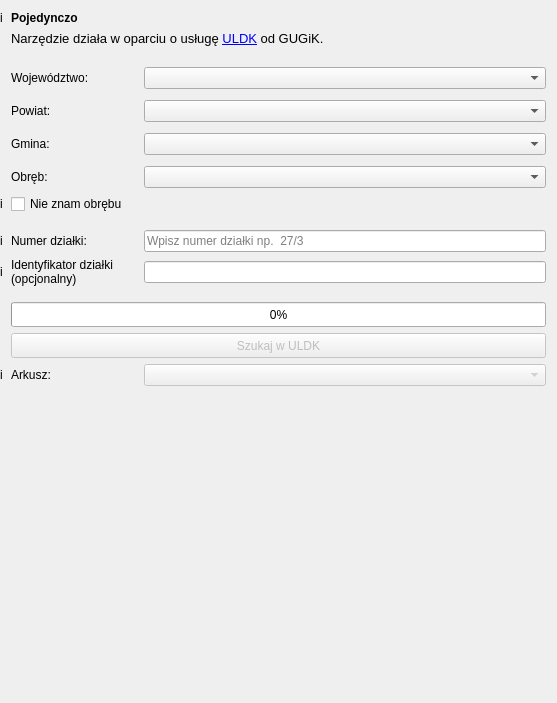
Qt form gissupport_plugin/modules/uldk/modules/teryt_search/main_base.ui (gis-support/gis-support-plugin) before a commit.
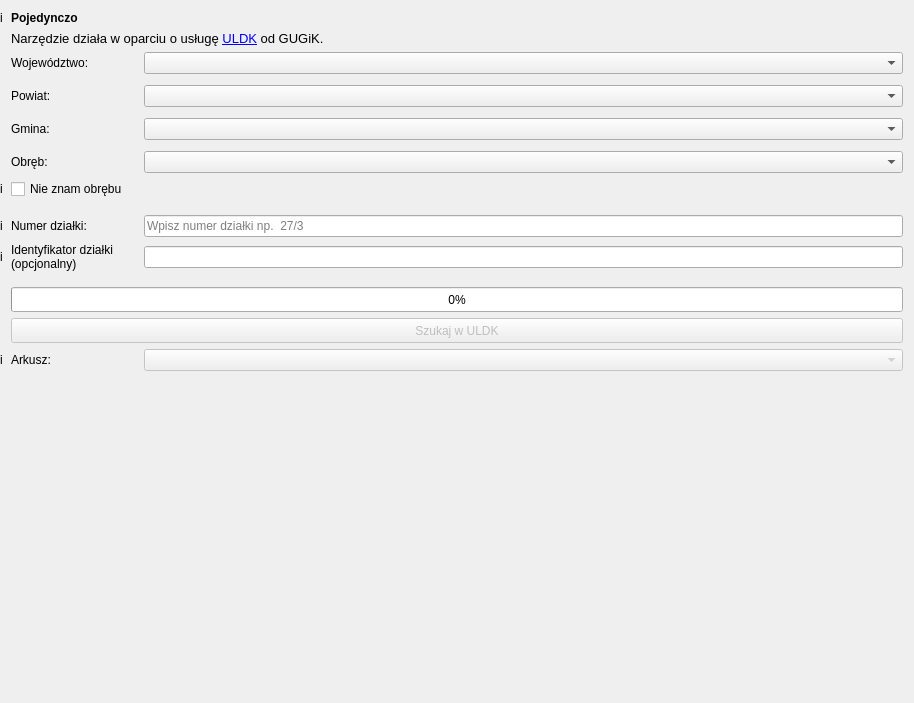
The same form after that commit.

```diff
--- a/gissupport_plugin/modules/uldk/modules/teryt_search/main_base.ui
+++ b/gissupport_plugin/modules/uldk/modules/teryt_search/main_base.ui
@@ -6,7 +6,7 @@
    <rect>
     <x>0</x>
     <y>0</y>
-    <width>557</width>
+    <width>914</width>
     <height>703</height>
    </rect>
   </property>
@@ -40,46 +40,7 @@
      <property name="horizontalSpacing">
       <number>8</number>
      </property>
-     <item row="14" column="1">
-      <widget class="QLabel" name="label_teryt">
-       <property name="maximumSize">
-        <size>
-         <width>16777215</width>
-         <height>16777215</height>
-        </size>
-       </property>
-       <property name="text">
-        <string>Numer działki:</string>
-       </property>
-      </widget>
-     </item>
-     <item row="7" column="1">
-      <spacer name="verticalSpacer_6">
-       <property name="orientation">
-        <enum>Qt::Vertical</enum>
-       </property>
-       <property name="sizeType">
-        <enum>QSizePolicy::Minimum</enum>
-       </property>
-       <property name="sizeHint" stdset="0">
-        <size>
-         <width>20</width>
-         <height>5</height>
-        </size>
-       </property>
-      </spacer>
-     </item>
-     <item row="6" column="3">
-      <widget class="QComboBox" name="combobox_county">
-       <property name="minimumSize">
-        <size>
-         <width>65</width>
-         <height>0</height>
-        </size>
-       </property>
-      </widget>
-     </item>
-     <item row="8" column="3">
+     <item row="7" column="3">
       <widget class="QComboBox" name="combobox_municipality">
        <property name="minimumSize">
         <size>
@@ -89,7 +50,54 @@
        </property>
       </widget>
      </item>
-     <item row="8" column="1">
+     <item row="16" column="1" colspan="3">
+      <widget class="QProgressBar" name="progress_bar_precinct_unknown">
+       <property name="sizePolicy">
+        <sizepolicy hsizetype="Expanding" vsizetype="Maximum">
+         <horstretch>0</horstretch>
+         <verstretch>0</verstretch>
+        </sizepolicy>
+       </property>
+       <property name="minimumSize">
+        <size>
+         <width>65</width>
+         <height>25</height>
+        </size>
+       </property>
+       <property name="maximumSize">
+        <size>
+         <width>16777215</width>
+         <height>25</height>
+        </size>
+       </property>
+       <property name="value">
+        <number>0</number>
+       </property>
+       <property name="textVisible">
+        <bool>true</bool>
+       </property>
+      </widget>
+     </item>
+     <item row="11" column="1">
+      <widget class="QCheckBox" name="checkbox_precinct_unknown">
+       <property name="maximumSize">
+        <size>
+         <width>16777215</width>
+         <height>16777215</height>
+        </size>
+       </property>
+       <property name="focusPolicy">
+        <enum>Qt::NoFocus</enum>
+       </property>
+       <property name="layoutDirection">
+        <enum>Qt::LeftToRight</enum>
+       </property>
+       <property name="text">
+        <string>Nie znam obrębu</string>
+       </property>
+      </widget>
+     </item>
+     <item row="7" column="1">
       <widget class="QLabel" name="label_municipality">
        <property name="maximumSize">
         <size>
@@ -102,20 +110,45 @@
        </property>
       </widget>
      </item>
-     <item row="6" column="1">
-      <widget class="QLabel" name="label_county">
+     <item row="13" column="3">
+      <widget class="QLineEdit" name="lineedit_plot_id">
+       <property name="enabled">
+        <bool>true</bool>
+       </property>
+       <property name="minimumSize">
+        <size>
+         <width>65</width>
+         <height>0</height>
+        </size>
+       </property>
+       <property name="readOnly">
+        <bool>false</bool>
+       </property>
+       <property name="placeholderText">
+        <string>Wpisz numer działki np.  27/3</string>
+       </property>
+       <property name="clearButtonEnabled">
+        <bool>false</bool>
+       </property>
+      </widget>
+     </item>
+     <item row="13" column="0">
+      <widget class="QLabel" name="label_info_parcel_id">
        <property name="maximumSize">
         <size>
-         <width>16777215</width>
-         <height>16777215</height>
+         <width>15</width>
+         <height>15</height>
         </size>
        </property>
        <property name="text">
-        <string>Powiat:</string>
+        <string>i</string>
+       </property>
+       <property name="scaledContents">
+        <bool>true</bool>
        </property>
       </widget>
      </item>
-     <item row="15" column="1">
+     <item row="14" column="1">
       <widget class="QLabel" name="label_full_id">
        <property name="text">
         <string>Identyfikator działki
@@ -123,42 +156,20 @@
        </property>
       </widget>
      </item>
+     <item row="5" column="1">
+      <widget class="QLabel" name="label_county">
+       <property name="maximumSize">
+        <size>
+         <width>16777215</width>
+         <height>16777215</height>
+        </size>
+       </property>
+       <property name="text">
+        <string>Powiat:</string>
+       </property>
+      </widget>
+     </item>
      <item row="12" column="1">
-      <widget class="QCheckBox" name="checkbox_precinct_unknown">
-       <property name="maximumSize">
-        <size>
-         <width>16777215</width>
-         <height>16777215</height>
-        </size>
-       </property>
-       <property name="focusPolicy">
-        <enum>Qt::NoFocus</enum>
-       </property>
-       <property name="layoutDirection">
-        <enum>Qt::LeftToRight</enum>
-       </property>
-       <property name="text">
-        <string>Nie znam obrębu</string>
-       </property>
-      </widget>
-     </item>
-     <item row="16" column="1">
-      <spacer name="verticalSpacer_5">
-       <property name="orientation">
-        <enum>Qt::Vertical</enum>
-       </property>
-       <property name="sizeType">
-        <enum>QSizePolicy::Minimum</enum>
-       </property>
-       <property name="sizeHint" stdset="0">
-        <size>
-         <width>20</width>
-         <height>10</height>
-        </size>
-       </property>
-      </spacer>
-     </item>
-     <item row="13" column="1">
       <spacer name="verticalSpacer_4">
        <property name="orientation">
         <enum>Qt::Vertical</enum>
@@ -174,23 +185,7 @@
        </property>
       </spacer>
      </item>
-     <item row="14" column="0">
-      <widget class="QLabel" name="label_info_parcel_id">
-       <property name="maximumSize">
-        <size>
-         <width>15</width>
-         <height>15</height>
-        </size>
-       </property>
-       <property name="text">
-        <string>i</string>
-       </property>
-       <property name="scaledContents">
-        <bool>true</bool>
-       </property>
-      </widget>
-     </item>
-     <item row="9" column="1">
+     <item row="8" column="1">
       <spacer name="verticalSpacer_3">
        <property name="orientation">
         <enum>Qt::Vertical</enum>
@@ -206,115 +201,23 @@
        </property>
       </spacer>
      </item>
-     <item row="19" column="1">
-      <widget class="QLabel" name="label_sheet">
-       <property name="maximumSize">
-        <size>
-         <width>50</width>
-         <height>16777215</height>
-        </size>
+     <item row="6" column="1">
+      <spacer name="verticalSpacer_6">
+       <property name="orientation">
+        <enum>Qt::Vertical</enum>
        </property>
-       <property name="text">
-        <string>Arkusz:</string>
+       <property name="sizeType">
+        <enum>QSizePolicy::Minimum</enum>
        </property>
-      </widget>
-     </item>
-     <item row="10" column="1">
-      <widget class="QLabel" name="label_precinct">
-       <property name="maximumSize">
+       <property name="sizeHint" stdset="0">
         <size>
-         <width>50</width>
-         <height>16777215</height>
+         <width>20</width>
+         <height>5</height>
         </size>
        </property>
-       <property name="text">
-        <string>Obręb:</string>
-       </property>
-      </widget>
-     </item>
-     <item row="19" column="0">
-      <widget class="QLabel" name="label_info_sheet">
-       <property name="maximumSize">
-        <size>
-         <width>15</width>
-         <height>15</height>
-        </size>
-       </property>
-       <property name="toolTip">
-        <string/>
-       </property>
-       <property name="layoutDirection">
-        <enum>Qt::LeftToRight</enum>
-       </property>
-       <property name="text">
-        <string>i</string>
-       </property>
-       <property name="scaledContents">
-        <bool>true</bool>
-       </property>
-      </widget>
-     </item>
-     <item row="19" column="3">
-      <widget class="QComboBox" name="combobox_sheet">
-       <property name="enabled">
-        <bool>false</bool>
-       </property>
-       <property name="minimumSize">
-        <size>
-         <width>65</width>
-         <height>0</height>
-        </size>
-       </property>
-      </widget>
+      </spacer>
      </item>
      <item row="17" column="1" colspan="3">
-      <widget class="QProgressBar" name="progress_bar_precinct_unknown">
-       <property name="sizePolicy">
-        <sizepolicy hsizetype="Expanding" vsizetype="Maximum">
-         <horstretch>0</horstretch>
-         <verstretch>0</verstretch>
-        </sizepolicy>
-       </property>
-       <property name="minimumSize">
-        <size>
-         <width>65</width>
-         <height>25</height>
-        </size>
-       </property>
-       <property name="maximumSize">
-        <size>
-         <width>16777215</width>
-         <height>25</height>
-        </size>
-       </property>
-       <property name="value">
-        <number>0</number>
-       </property>
-       <property name="textVisible">
-        <bool>true</bool>
-       </property>
-      </widget>
-     </item>
-     <item row="15" column="3">
-      <widget class="QLineEdit" name="lineedit_full_teryt">
-       <property name="enabled">
-        <bool>true</bool>
-       </property>
-       <property name="minimumSize">
-        <size>
-         <width>65</width>
-         <height>0</height>
-        </size>
-       </property>
-       <property name="readOnly">
-        <bool>false</bool>
-       </property>
-       <property name="clearButtonEnabled">
-        <bool>false</bool>
-       </property>
-      </widget>
-     </item>
-     <item row="18" column="1" colspan="3">
       <widget class="QPushButton" name="button_search_uldk">
        <property name="enabled">
         <bool>false</bool>
@@ -342,6 +245,138 @@
        </property>
       </widget>
      </item>
+     <item row="11" column="0">
+      <widget class="QLabel" name="label_info_precinct_unknown">
+       <property name="maximumSize">
+        <size>
+         <width>15</width>
+         <height>15</height>
+        </size>
+       </property>
+       <property name="toolTip">
+        <string/>
+       </property>
+       <property name="text">
+        <string>i</string>
+       </property>
+       <property name="scaledContents">
+        <bool>true</bool>
+       </property>
+      </widget>
+     </item>
+     <item row="15" column="1">
+      <spacer name="verticalSpacer_5">
+       <property name="orientation">
+        <enum>Qt::Vertical</enum>
+       </property>
+       <property name="sizeType">
+        <enum>QSizePolicy::Minimum</enum>
+       </property>
+       <property name="sizeHint" stdset="0">
+        <size>
+         <width>20</width>
+         <height>10</height>
+        </size>
+       </property>
+      </spacer>
+     </item>
+     <item row="9" column="3">
+      <widget class="QComboBox" name="combobox_precinct">
+       <property name="minimumSize">
+        <size>
+         <width>65</width>
+         <height>0</height>
+        </size>
+       </property>
+      </widget>
+     </item>
+     <item row="5" column="3">
+      <widget class="QComboBox" name="combobox_county">
+       <property name="minimumSize">
+        <size>
+         <width>65</width>
+         <height>0</height>
+        </size>
+       </property>
+      </widget>
+     </item>
+     <item row="14" column="0">
+      <widget class="QLabel" name="label_info_full_id">
+       <property name="maximumSize">
+        <size>
+         <width>15</width>
+         <height>15</height>
+        </size>
+       </property>
+       <property name="toolTip">
+        <string/>
+       </property>
+       <property name="text">
+        <string>i</string>
+       </property>
+       <property name="scaledContents">
+        <bool>true</bool>
+       </property>
+      </widget>
+     </item>
+     <item row="18" column="0">
+      <widget class="QLabel" name="label_info_sheet">
+       <property name="maximumSize">
+        <size>
+         <width>15</width>
+         <height>15</height>
+        </size>
+       </property>
+       <property name="toolTip">
+        <string/>
+       </property>
+       <property name="layoutDirection">
+        <enum>Qt::LeftToRight</enum>
+       </property>
+       <property name="text">
+        <string>i</string>
+       </property>
+       <property name="scaledContents">
+        <bool>true</bool>
+       </property>
+      </widget>
+     </item>
+     <item row="18" column="3">
+      <widget class="QComboBox" name="combobox_sheet">
+       <property name="enabled">
+        <bool>false</bool>
+       </property>
+       <property name="minimumSize">
+        <size>
+         <width>65</width>
+         <height>0</height>
+        </size>
+       </property>
+      </widget>
+     </item>
+     <item row="2" column="3">
+      <widget class="QComboBox" name="combobox_province">
+       <property name="minimumSize">
+        <size>
+         <width>65</width>
+         <height>0</height>
+        </size>
+       </property>
+      </widget>
+     </item>
+     <item row="13" column="1">
+      <widget class="QLabel" name="label_teryt">
+       <property name="maximumSize">
+        <size>
+         <width>16777215</width>
+         <height>16777215</height>
+        </size>
+       </property>
+       <property name="text">
+        <string>Numer działki:</string>
+       </property>
+      </widget>
+     </item>
      <item row="0" column="1" colspan="3">
       <widget class="QLabel" name="label_info">
        <property name="maximumSize">
@@ -380,42 +415,6 @@
        </property>
       </widget>
      </item>
-     <item row="10" column="3">
-      <widget class="QComboBox" name="combobox_precinct">
-       <property name="minimumSize">
-        <size>
-         <width>65</width>
-         <height>0</height>
-        </size>
-       </property>
-      </widget>
-     </item>
-     <item row="4" column="1">
-      <spacer name="verticalSpacer">
-       <property name="orientation">
-        <enum>Qt::Vertical</enum>
-       </property>
-       <property name="sizeType">
-        <enum>QSizePolicy::Minimum</enum>
-       </property>
-       <property name="sizeHint" stdset="0">
-        <size>
-         <width>20</width>
-         <height>5</height>
-        </size>
-       </property>
-      </spacer>
-     </item>
-     <item row="3" column="3">
-      <widget class="QComboBox" name="combobox_province">
-       <property name="minimumSize">
-        <size>
-         <width>65</width>
-         <height>0</height>
-        </size>
-       </property>
-      </widget>
-     </item>
      <item row="0" column="0">
       <widget class="QLabel" name="label_info_icon">
        <property name="maximumSize">
@@ -435,7 +434,7 @@
        </property>
       </widget>
      </item>
-     <item row="3" column="1">
+     <item row="2" column="1">
       <widget class="QLabel" name="label_province">
        <property name="maximumSize">
         <size>
@@ -449,7 +448,7 @@
       </widget>
      </item>
      <item row="14" column="3">
-      <widget class="QLineEdit" name="lineedit_plot_id">
+      <widget class="QLineEdit" name="lineedit_full_teryt">
        <property name="enabled">
         <bool>true</bool>
        </property>
@@ -462,54 +461,13 @@
        <property name="readOnly">
         <bool>false</bool>
        </property>
-       <property name="placeholderText">
-        <string>Wpisz numer działki np.  27/3</string>
-       </property>
        <property name="clearButtonEnabled">
         <bool>false</bool>
        </property>
       </widget>
      </item>
-     <item row="12" column="0">
-      <widget class="QLabel" name="label_info_precinct_unknown">
-       <property name="maximumSize">
-        <size>
-         <width>15</width>
-         <height>15</height>
-        </size>
-       </property>
-       <property name="toolTip">
-        <string/>
-       </property>
-       <property name="text">
-        <string>i</string>
-       </property>
-       <property name="scaledContents">
-        <bool>true</bool>
-       </property>
-      </widget>
-     </item>
-     <item row="15" column="0">
-      <widget class="QLabel" name="label_info_full_id">
-       <property name="maximumSize">
-        <size>
-         <width>15</width>
-         <height>15</height>
-        </size>
-       </property>
-       <property name="toolTip">
-        <string/>
-       </property>
-       <property name="text">
-        <string>i</string>
-       </property>
-       <property name="scaledContents">
-        <bool>true</bool>
-       </property>
-      </widget>
-     </item>
-     <item row="2" column="1">
-      <spacer name="verticalSpacer_7">
+     <item row="3" column="1">
+      <spacer name="verticalSpacer">
        <property name="orientation">
         <enum>Qt::Vertical</enum>
        </property>
@@ -519,11 +477,37 @@
        <property name="sizeHint" stdset="0">
         <size>
          <width>20</width>
-         <height>15</height>
+         <height>5</height>
         </size>
        </property>
       </spacer>
      </item>
+     <item row="18" column="1">
+      <widget class="QLabel" name="label_sheet">
+       <property name="maximumSize">
+        <size>
+         <width>50</width>
+         <height>16777215</height>
+        </size>
+       </property>
+       <property name="text">
+        <string>Arkusz:</string>
+       </property>
+      </widget>
+     </item>
+     <item row="9" column="1">
+      <widget class="QLabel" name="label_precinct">
+       <property name="maximumSize">
+        <size>
+         <width>50</width>
+         <height>16777215</height>
+        </size>
+       </property>
+       <property name="text">
+        <string>Obręb:</string>
+       </property>
+      </widget>
+     </item>
     </layout>
    </item>
    <item>
```
